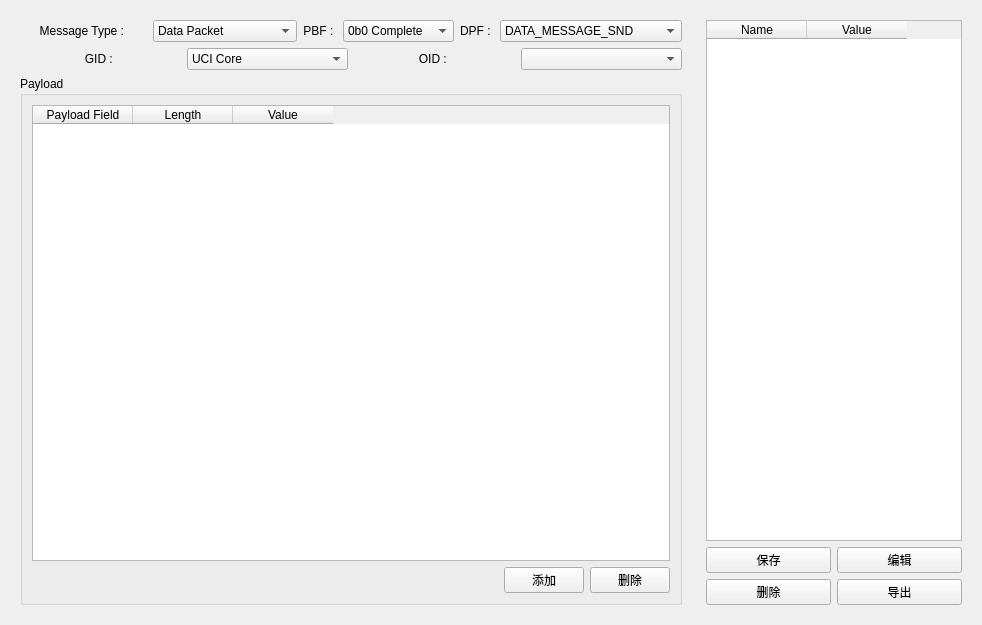
This is MainForm.ui in Kinvy66/UCI_Tool as Qt 5 draws it before an edit. The edited form follows.
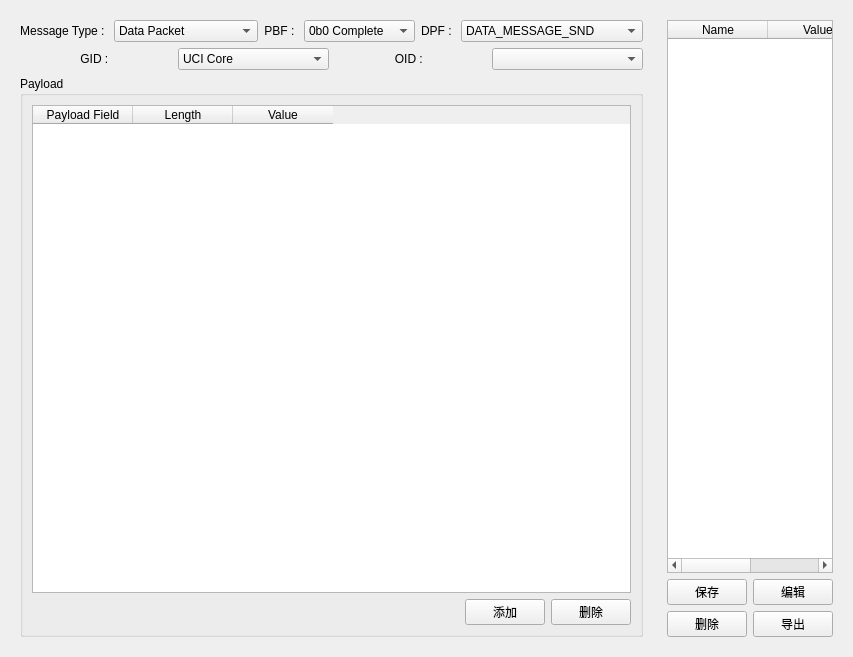
This is the edited form.

```diff
--- a/MainForm.ui
+++ b/MainForm.ui
@@ -6,8 +6,8 @@
    <rect>
     <x>0</x>
     <y>0</y>
-    <width>982</width>
-    <height>625</height>
+    <width>846</width>
+    <height>657</height>
    </rect>
   </property>
   <property name="windowTitle">
```
Left out of the diff: 4 changed lines with no effect on the pictures.
